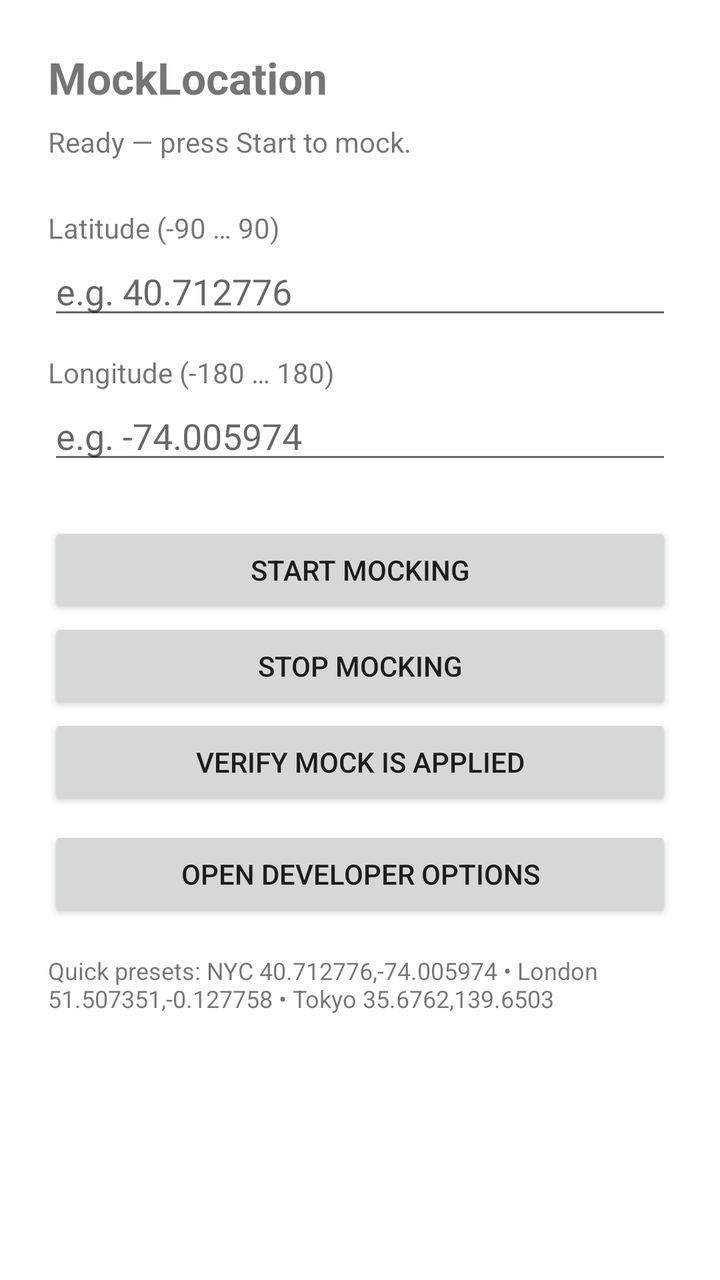
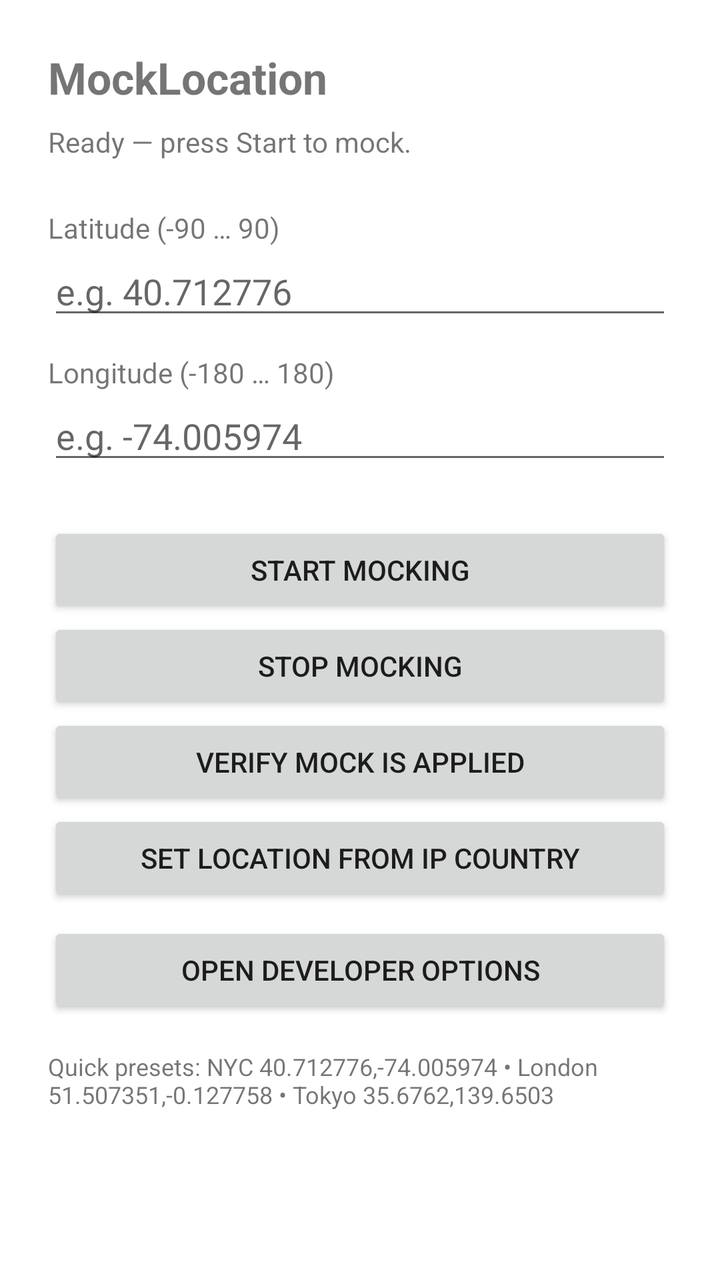

The first picture is an Android layout as it rendered before a commit; the second is the same layout after the commit. The layout source and the unified diff follow.
<!-- AndroidManifest.xml: application theme Theme.MockLocation -->
<!-- res/layout/activity_main.xml -->
<?xml version="1.0" encoding="utf-8"?>
<LinearLayout xmlns:android="http://schemas.android.com/apk/res/android"
    android:layout_width="match_parent"
    android:layout_height="match_parent"
    android:orientation="vertical"
    android:padding="24dp">

    <TextView
        android:layout_width="wrap_content"
        android:layout_height="wrap_content"
        android:text="@string/app_name"
        android:textSize="22sp"
        android:textStyle="bold" />

    <TextView
        android:id="@+id/tvStatus"
        android:layout_width="wrap_content"
        android:layout_height="wrap_content"
        android:layout_marginTop="8dp"
        android:text="@string/status_ready" />

    <TextView
        android:layout_width="wrap_content"
        android:layout_height="wrap_content"
        android:layout_marginTop="24dp"
        android:text="Latitude (-90 … 90)" />

    <EditText
        android:id="@+id/etLat"
        android:layout_width="match_parent"
        android:layout_height="wrap_content"
        android:hint="e.g. 40.712776"
        android:inputType="numberSigned|numberDecimal" />

    <TextView
        android:layout_width="wrap_content"
        android:layout_height="wrap_content"
        android:layout_marginTop="12dp"
        android:text="Longitude (-180 … 180)" />

    <EditText
        android:id="@+id/etLng"
        android:layout_width="match_parent"
        android:layout_height="wrap_content"
        android:hint="e.g. -74.005974"
        android:inputType="numberSigned|numberDecimal" />

    <Button
        android:id="@+id/btnStart"
        android:layout_width="match_parent"
        android:layout_height="wrap_content"
        android:layout_marginTop="24dp"
        android:text="Start mocking" />

    <Button
        android:id="@+id/btnStop"
        android:layout_width="match_parent"
        android:layout_height="wrap_content"
        android:text="Stop mocking" />

    <Button
        android:id="@+id/btnVerify"
        android:layout_width="match_parent"
        android:layout_height="wrap_content"
        android:text="Verify mock is applied" />

    <Button
        android:id="@+id/btnDevOptions"
        android:layout_width="match_parent"
        android:layout_height="wrap_content"
        android:layout_marginTop="8dp"
        android:text="Open developer options" />

    <TextView
        android:layout_width="wrap_content"
        android:layout_height="wrap_content"
        android:layout_marginTop="16dp"
        android:text="Quick presets: NYC 40.712776,-74.005974 • London 51.507351,-0.127758 • Tokyo 35.6762,139.6503"
        android:textSize="12sp" />

</LinearLayout>
<!-- resources referenced by this layout -->
<resources>
  <string name="app_name">MockLocation</string>
  <string name="status_ready">Ready — press Start to mock.</string>
  <style name="Theme.MockLocation" parent="Theme.MaterialComponents.DayNight.DarkActionBar" />
</resources>

<!-- the commit's change to res/layout/activity_main.xml (unified diff, before → after) -->
@@ -65,6 +65,12 @@
         android:text="Verify mock is applied" />
 
     <Button
+        android:id="@+id/btnIpCountry"
+        android:layout_width="match_parent"
+        android:layout_height="wrap_content"
+        android:text="Set location from IP country" />
+
+    <Button
         android:id="@+id/btnDevOptions"
         android:layout_width="match_parent"
         android:layout_height="wrap_content"
